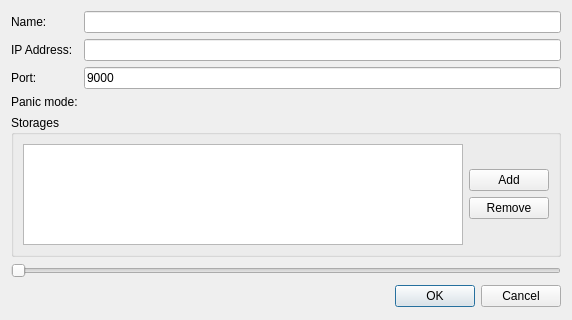
Old version of the form client/src/ui/dialogs/server_settings_dialog.ui in the repository networkoptix/nx_open.
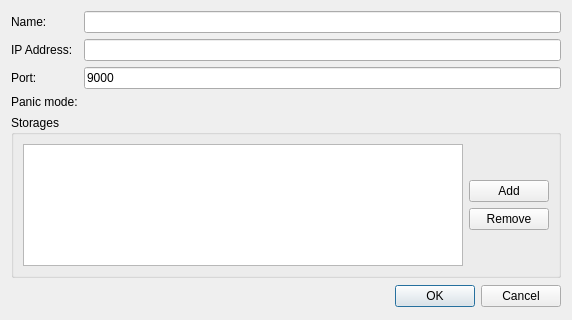
New version of the form.

Commit message:
Storages are displayed in server settings dialog.
<==== Mercurial data ====>
Branch: hdd_free_space

The edit to the form file:
```diff
--- a/client/src/ui/dialogs/server_settings_dialog.ui
+++ b/client/src/ui/dialogs/server_settings_dialog.ui
@@ -13,7 +13,7 @@
   <property name="windowTitle">
    <string>Server settings</string>
   </property>
-  <layout class="QVBoxLayout" name="verticalLayout_2" stretch="0,0,0,0">
+  <layout class="QVBoxLayout" name="verticalLayout_2" stretch="0,0,0">
    <item>
     <layout class="QFormLayout" name="settingsFormLayout">
      <property name="fieldGrowthPolicy">
@@ -100,7 +100,7 @@
          <number>0</number>
         </property>
         <property name="columnCount">
-         <number>2</number>
+         <number>4</number>
         </property>
         <attribute name="horizontalHeaderVisible">
          <bool>false</bool>
@@ -120,6 +120,11 @@
         <attribute name="verticalHeaderVisible">
          <bool>false</bool>
         </attribute>
+        <column>
+         <property name="text">
+          <string>In Use</string>
+         </property>
+        </column>
         <column>
          <property name="text">
           <string>Path</string>
@@ -127,7 +132,12 @@
         </column>
         <column>
          <property name="text">
-          <string>Reserved free storage space (Gb)</string>
+          <string>Free Space</string>
+         </property>
+        </column>
+        <column>
+         <property name="text">
+          <string>Reserved Space</string>
          </property>
         </column>
        </widget>
@@ -179,19 +189,6 @@
      </layout>
     </widget>
    </item>
-   <item>
-    <widget class="QSlider" name="spaceSlider">
-     <property name="orientation">
-      <enum>Qt::Horizontal</enum>
-     </property>
-     <property name="tickPosition">
-      <enum>QSlider::NoTicks</enum>
-     </property>
-     <property name="tickInterval">
-      <number>10</number>
-     </property>
-    </widget>
-   </item>
    <item>
     <widget class="QDialogButtonBox" name="buttonBox">
      <property name="minimumSize">
```
The commit also changes 9 other files.
